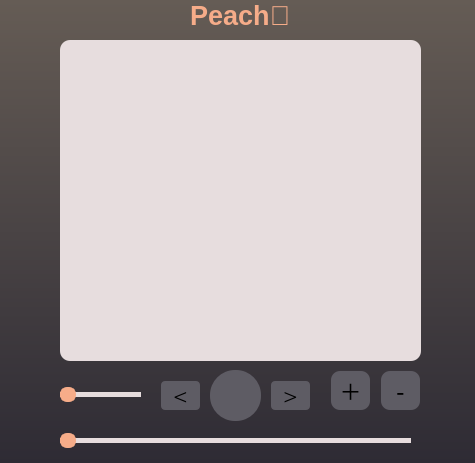
Qt form Peachblack3.ui (YourBestFriendKenny/CancelProject) before a commit.
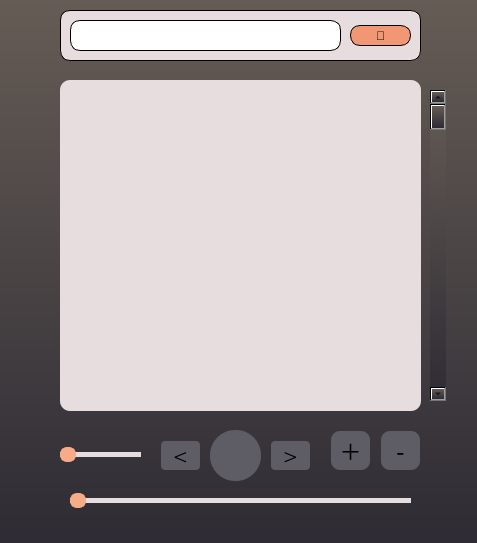
The same form after that commit. Icons and pictures are not drawn.

Commit message: Изменил название окна и переделал интерфейс Peachblack3.ui

Diff of the .ui file:
```diff
--- a/Peachblack3.ui
+++ b/Peachblack3.ui
@@ -6,8 +6,8 @@
    <rect>
     <x>0</x>
     <y>0</y>
-    <width>475</width>
-    <height>463</height>
+    <width>477</width>
+    <height>543</height>
    </rect>
   </property>
   <property name="windowTitle">
@@ -20,7 +20,7 @@
    <property name="geometry">
     <rect>
      <x>210</x>
-     <y>370</y>
+     <y>430</y>
      <width>51</width>
      <height>51</height>
     </rect>
@@ -85,9 +85,9 @@
   <widget class="QSlider" name="horizontalSlider_3">
    <property name="geometry">
     <rect>
-     <x>60</x>
-     <y>430</y>
-     <width>351</width>
+     <x>70</x>
+     <y>490</y>
+     <width>341</width>
      <height>20</height>
     </rect>
    </property>
@@ -124,9 +124,9 @@
    <property name="geometry">
     <rect>
      <x>60</x>
-     <y>40</y>
+     <y>80</y>
      <width>361</width>
-     <height>321</height>
+     <height>331</height>
     </rect>
    </property>
    <property name="styleSheet">
@@ -138,7 +138,7 @@
    <property name="geometry">
     <rect>
      <x>60</x>
-     <y>379</y>
+     <y>439</y>
      <width>81</width>
      <height>31</height>
     </rect>
@@ -174,35 +174,11 @@
     <enum>Qt::Horizontal</enum>
    </property>
   </widget>
-  <widget class="QLabel" name="label">
-   <property name="geometry">
-    <rect>
-     <x>190</x>
-     <y>0</y>
-     <width>131</width>
-     <height>31</height>
-    </rect>
-   </property>
-   <property name="font">
-    <font>
-     <pointsize>20</pointsize>
-     <weight>75</weight>
-     <bold>true</bold>
-    </font>
-   </property>
-   <property name="styleSheet">
-    <string notr="true">background-color: rgb();
-color: rgb(246,172,137);</string>
-   </property>
-   <property name="text">
-    <string>Peach🍑</string>
-   </property>
-  </widget>
   <widget class="QPushButton" name="pushbutton_add">
    <property name="geometry">
     <rect>
      <x>330</x>
-     <y>370</y>
+     <y>430</y>
      <width>41</width>
      <height>41</height>
     </rect>
@@ -227,7 +203,7 @@
    <property name="geometry">
     <rect>
      <x>380</x>
-     <y>370</y>
+     <y>430</y>
      <width>41</width>
      <height>41</height>
     </rect>
@@ -252,7 +228,7 @@
    <property name="geometry">
     <rect>
      <x>270</x>
-     <y>380</y>
+     <y>440</y>
      <width>41</width>
      <height>31</height>
     </rect>
@@ -277,7 +253,7 @@
    <property name="geometry">
     <rect>
      <x>160</x>
-     <y>380</y>
+     <y>440</y>
      <width>41</width>
      <height>31</height>
     </rect>
@@ -298,6 +274,64 @@
     <string>&lt;</string>
    </property>
   </widget>
+  <widget class="QWidget" name="widget" native="true">
+   <property name="geometry">
+    <rect>
+     <x>60</x>
+     <y>10</y>
+     <width>361</width>
+     <height>51</height>
+    </rect>
+   </property>
+   <property name="styleSheet">
+    <string notr="true">border:1px solid rgb(0,0,0);
+border-radius: 10px;
+background-color:  	rgb(231,221,222);</string>
+   </property>
+   <widget class="QLineEdit" name="lineEdit">
+    <property name="geometry">
+     <rect>
+      <x>10</x>
+      <y>10</y>
+      <width>271</width>
+      <height>31</height>
+     </rect>
+    </property>
+    <property name="styleSheet">
+     <string notr="true">background-color: rgba(255,255,255);
+box-shadow: 10px 5px 0 5px rgb(0,0,0);</string>
+    </property>
+   </widget>
+   <widget class="QPushButton" name="pushButton">
+    <property name="geometry">
+     <rect>
+      <x>290</x>
+      <y>15</y>
+      <width>61</width>
+      <height>21</height>
+     </rect>
+    </property>
+    <property name="styleSheet">
+     <string notr="true">background-color:  	rgb(241,151,116);</string>
+    </property>
+    <property name="text">
+     <string>🍑</string>
+    </property>
+   </widget>
+  </widget>
+  <widget class="QScrollBar" name="verticalScrollBar">
+   <property name="geometry">
+    <rect>
+     <x>430</x>
+     <y>90</y>
+     <width>16</width>
+     <height>311</height>
+    </rect>
+   </property>
+   <property name="orientation">
+    <enum>Qt::Vertical</enum>
+   </property>
+  </widget>
  </widget>
  <resources>
   <include location="res.qrc"/>
```
Left out of the diff: 7 changed lines with no effect on the pictures. The commit also changes 5 other files.
